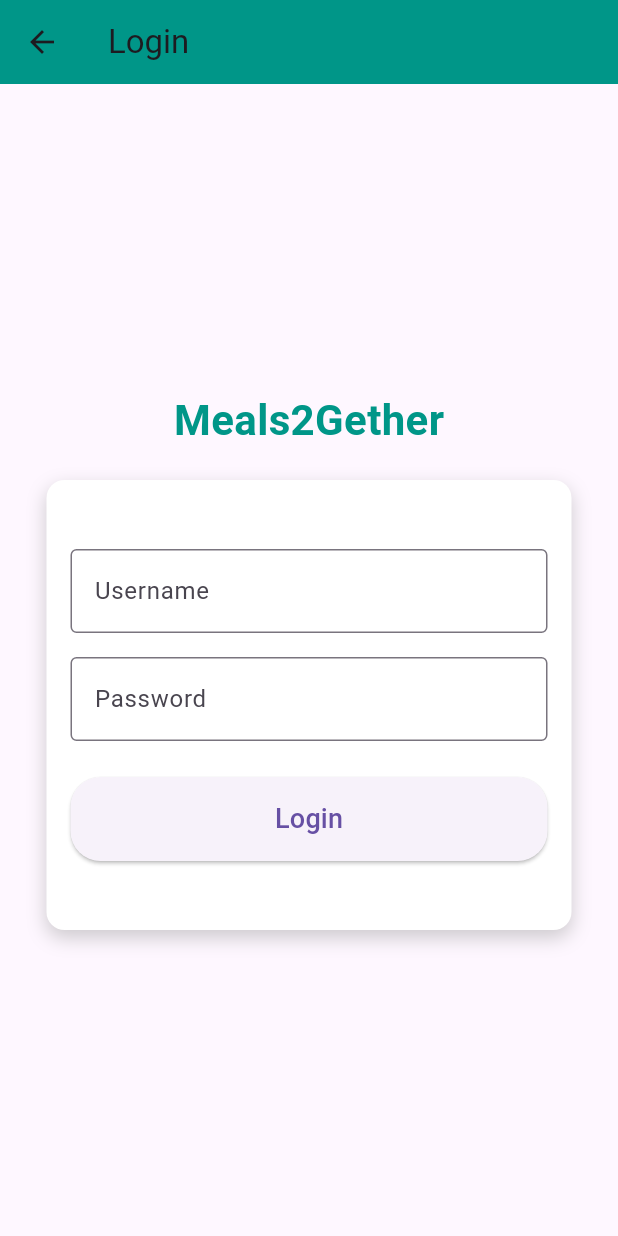
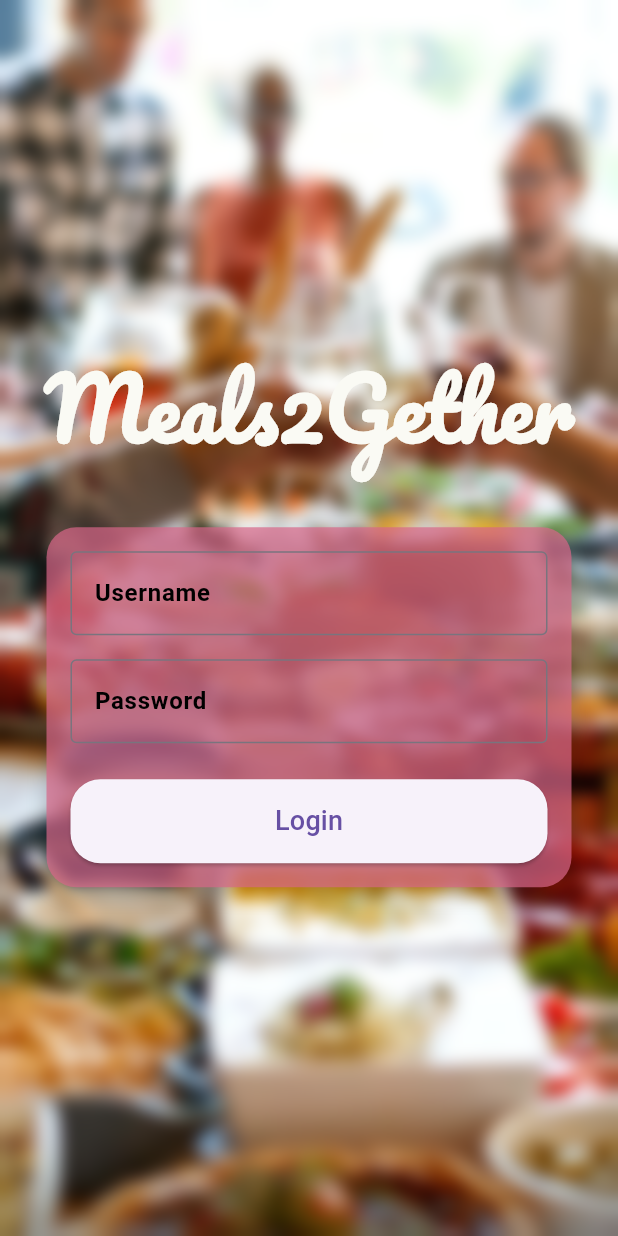
Before and after one commit to Asiya-M/Meals2gether, a Flutter app: the screen it shows after launch, after a tap on "Login", on a phone screen of 412 x 824 dp. Run offline on Flutter 3.47's test engine with Material 3 defaults, Android fonts, the phone set to English and light mode, and no system bars; our stand-ins replace google_fonts.

Commit message:
login ui changed

```diff
--- a/lib/screens/HomeScreen.dart
+++ b/lib/screens/HomeScreen.dart
@@ -22,7 +22,7 @@ class HomeScreen extends StatelessWidget {
             ),
             // Blur effect
             BackdropFilter(
-              filter: ImageFilter.blur(sigmaX: 10, sigmaY: 10), // Blur intensity
+              filter: ImageFilter.blur(sigmaX: 5, sigmaY: 5), // Blur intensity
               child: Container(
                 color: Colors.black.withOpacity(0), // Transparent overlay
               ),
@@ -36,9 +36,9 @@ class HomeScreen extends StatelessWidget {
                   Text(
                     'Meals2Gether',
                     style: GoogleFonts.pacifico(
-                      fontSize: 40,
+                      fontSize: 55,
                       fontWeight: FontWeight.bold,
-                      color: const Color.fromARGB(255, 205, 198, 14),
+                      color: const Color.fromRGBO(250, 250, 244, 1),
                     ),
                   ),
                   SizedBox(height: 40),
@@ -50,7 +50,8 @@ class HomeScreen extends StatelessWidget {
                           context, '/login'); // Navigate to Login Screen
                     },
                     style: ElevatedButton.styleFrom(
-                      padding: EdgeInsets.symmetric(horizontal: 50, vertical: 15),
+                      padding:
+                          EdgeInsets.symmetric(horizontal: 50, vertical: 15),
                       shape: RoundedRectangleBorder(
                         borderRadius: BorderRadius.circular(20),
                       ),
@@ -69,7 +70,8 @@ class HomeScreen extends StatelessWidget {
                           context, '/signup'); // Navigate to Signup Screen
                     },
                     style: ElevatedButton.styleFrom(
-                      padding: EdgeInsets.symmetric(horizontal: 50, vertical: 15),
+                      padding:
+                          EdgeInsets.symmetric(horizontal: 50, vertical: 15),
                       shape: RoundedRectangleBorder(
                         borderRadius: BorderRadius.circular(20),
                       ),
--- a/lib/screens/LoginScreen.dart
+++ b/lib/screens/LoginScreen.dart
@@ -1,4 +1,6 @@
 import 'package:flutter/material.dart';
+import 'package:google_fonts/google_fonts.dart';
+import 'dart:ui'; // Required for blur effect
 
 class LoginScreen extends StatelessWidget {
   final TextEditingController usernameController = TextEditingController();
@@ -7,43 +9,62 @@ class LoginScreen extends StatelessWidget {
   @override
   Widget build(BuildContext context) {
     return Scaffold(
-      appBar: AppBar(
-        title: Text('Login'),
-        backgroundColor: Colors.teal,
+      body: SafeArea(
+        child: Stack(
+          fit: StackFit.expand,
+          children: [
+            // Background image
+            Container(
+              decoration: BoxDecoration(
+                image: DecorationImage(
+                  image: AssetImage(
+                      'assets/background.jpg'), // Path to your image asset
+                  fit: BoxFit.cover, // Makes the image cover the entire screen
                 ),
-      body: Center(
+              ),
+            ),
+            // Blur effect
+            BackdropFilter(
+              filter: ImageFilter.blur(sigmaX: 5, sigmaY: 5), // Blur intensity
+              child: Container(
+                color: Colors.black.withOpacity(0), // Transparent overlay
+              ),
+            ),
+            // Foreground content
+            Center(
               child: Column(
                 mainAxisAlignment: MainAxisAlignment.center,
                 children: [
                   // App Name
                   Text(
-              'Meals2Gether', // Replace with your app's name
-              style: TextStyle(
-                fontSize: 28,
+                    'Meals2Gether',
+                    style: GoogleFonts.pacifico(
+                      fontSize: 55,
                       fontWeight: FontWeight.bold,
-                color: Colors.teal,
+                      color: const Color.fromRGBO(250, 250, 244, 1),
                     ),
                   ),
-            SizedBox(height: 20), // Space between the app name and the box
+                  SizedBox(
+                      height: 40), // Space between the app name and the form
 
-            // Square Box
+                  // Login Form Box
                   Container(
                     width: 350,
-              height: 300,
                     padding: const EdgeInsets.all(16.0),
                     decoration: BoxDecoration(
-                color: Colors.white,
-                borderRadius: BorderRadius.circular(12),
+                      color: const Color.fromARGB(255, 216, 102, 136)
+                          .withOpacity(0.7),
+                      borderRadius: BorderRadius.circular(20),
                       boxShadow: [
                         BoxShadow(
-                    color: Colors.grey.withOpacity(0.5),
+                          color: Colors.black.withOpacity(0.2),
                           blurRadius: 10,
                           offset: Offset(0, 5),
                         ),
                       ],
                     ),
                     child: Column(
-                mainAxisAlignment: MainAxisAlignment.center,
+                      mainAxisSize: MainAxisSize.min,
                       crossAxisAlignment: CrossAxisAlignment.stretch,
                       children: [
                         // Username Field
@@ -51,7 +72,15 @@ class LoginScreen extends StatelessWidget {
                           controller: usernameController,
                           decoration: InputDecoration(
                             labelText: 'Username',
+                            labelStyle: TextStyle(
+                              color: Colors.black, // Darker font color
+                              fontWeight: FontWeight.bold, // Make it bold
+                            ),
                             border: OutlineInputBorder(),
+                          ),
+                          style: TextStyle(
+                            color: Colors.black, // Darker input text color
+                            fontWeight: FontWeight.bold,
                           ),
                         ),
                         SizedBox(height: 16),
@@ -62,7 +91,15 @@ class LoginScreen extends StatelessWidget {
                           obscureText: true,
                           decoration: InputDecoration(
                             labelText: 'Password',
+                            labelStyle: TextStyle(
+                              color: Colors.black, // Darker font color
+                              fontWeight: FontWeight.bold, // Make it bold
+                            ),
                             border: OutlineInputBorder(),
+                          ),
+                          style: TextStyle(
+                            color: Colors.black, // Darker input text color
+                            fontWeight: FontWeight.bold,
                           ),
                         ),
                         SizedBox(height: 24),
@@ -74,7 +111,8 @@ class LoginScreen extends StatelessWidget {
                             Navigator.pushReplacementNamed(context, '/profile');
                           },
                           style: ElevatedButton.styleFrom(
-                      padding: EdgeInsets.symmetric(horizontal: 50, vertical: 15),
+                            padding: EdgeInsets.symmetric(
+                                horizontal: 50, vertical: 15),
                             shape: RoundedRectangleBorder(
                               borderRadius: BorderRadius.circular(20),
                             ),
@@ -90,6 +128,9 @@ class LoginScreen extends StatelessWidget {
                 ],
               ),
             ),
+          ],
+        ),
+      ),
     );
   }
 }
```
Lines whose indentation alone changed are shown as unchanged.
